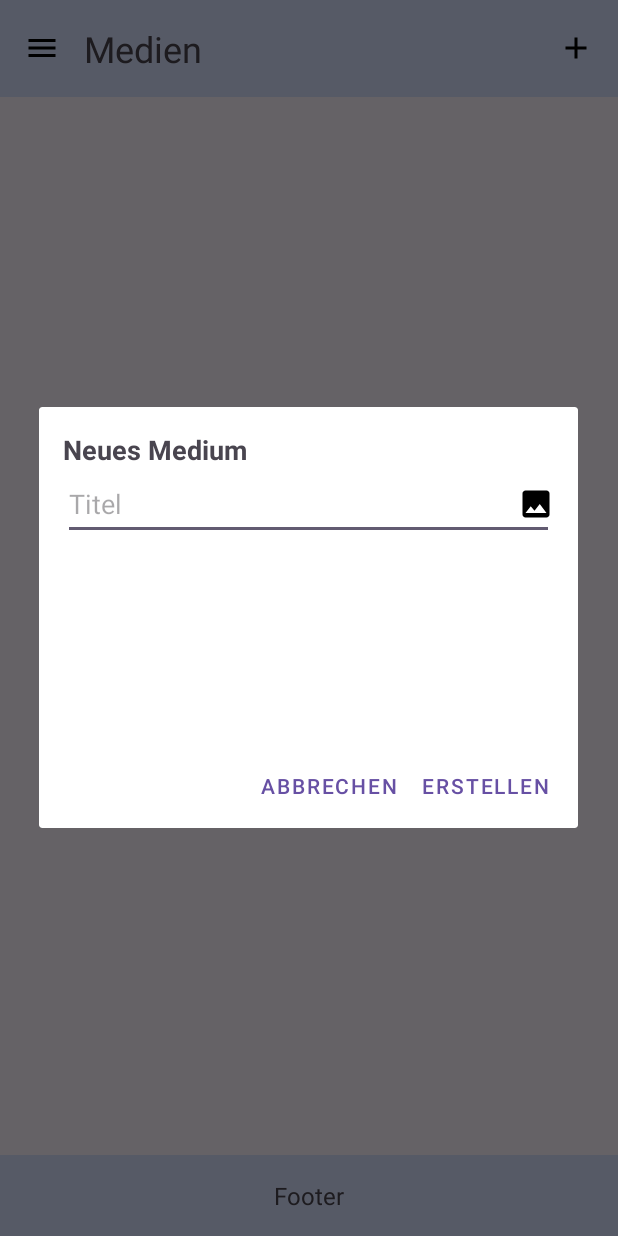
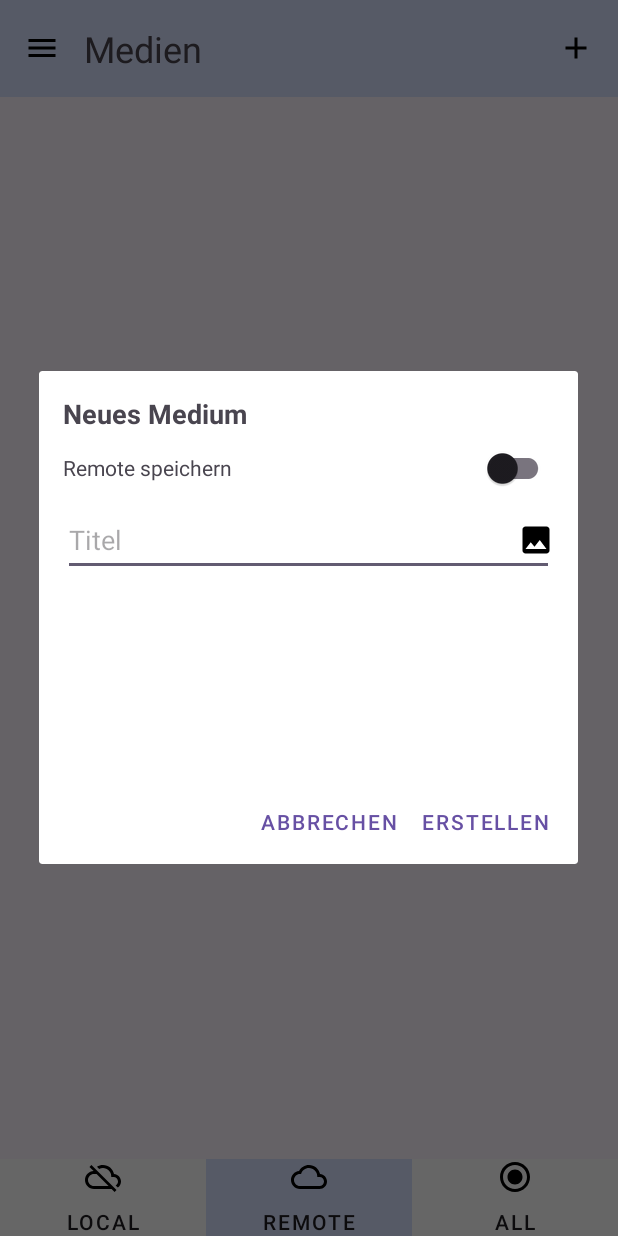
Before and after one commit to mathiseng/mis-java-project, an Android app: the screen it shows after launch (MainActivity), after a tap on an icon or button, on a phone screen of 412 x 824 dp. Run offline under Robolectric (Android 15) with nearby library versions, the phone set to English and light mode, and no system bars; our stand-ins replace Room's generated code, data binding; pictures from the network do not load; 2 other taps on this screen came first.

Commit message:
Implement bottom navigation and filter for cloud and local saved items

```diff
--- a/app/src/main/java/com/example/mis_java_project/MediaItemRepository.java
+++ b/app/src/main/java/com/example/mis_java_project/MediaItemRepository.java
@@ -93,6 +93,8 @@ public class MediaItemRepository {
         });
     }
 
+    private void uploadImageToRemote(){}
+
     // Save URI to internal storage (this method contains the file-related logic)
     private Uri saveFileFromUri(Uri sourceUri) {
         try {
--- /dev/null
+++ b/app/src/main/java/com/example/mis_java_project/data/model/StorageOption.java
@@ -0,0 +1,7 @@
+package com.example.mis_java_project.data.model;
+
+public enum StorageOption {
+    LOCAL,
+    REMOTE,
+    BOTH
+}
--- a/app/src/main/java/com/example/mis_java_project/dialog/DialogViewUiState.java
+++ b/app/src/main/java/com/example/mis_java_project/dialog/DialogViewUiState.java
@@ -14,6 +14,23 @@ public class DialogViewUiState extends BaseObservable {
     private String title;
     private Uri imageUri;
     private MediaItem selectedItem;
+
+
+    private String errorMessage;
+    private Boolean shouldDismiss;
+
+    private Boolean isStoredInCloud;
+
+    public DialogViewUiState(String title, Uri imageUri, MediaItem selectedItem, String errorMessage, Boolean shouldDismiss, Boolean isStoredInCloud) {
+        this.title = title;
+        this.imageUri = imageUri;
+        this.selectedItem = selectedItem;
+        this.errorMessage = errorMessage;
+        this.shouldDismiss = shouldDismiss;
+        this.isStoredInCloud = isStoredInCloud;
+    }
+
+    public static final DialogViewUiState initialUiState = new DialogViewUiState("", null, null, null, false, false);
 
     @Bindable
     public String getErrorMessage() {
@@ -55,19 +72,6 @@ public class DialogViewUiState extends BaseObservable {
         notifyPropertyChanged(BR.title);
     }
 
-    private String errorMessage;
-    private Boolean shouldDismiss;
-
-    public DialogViewUiState(String title, Uri imageUri, MediaItem selectedItem, String errorMessage, Boolean shouldDismiss) {
-        this.title = title;
-        this.imageUri = imageUri;
-        this.selectedItem = selectedItem;
-        this.errorMessage = errorMessage;
-        this.shouldDismiss = shouldDismiss;
-    }
-
-    public static final DialogViewUiState initialUiState = new DialogViewUiState("", null, null, null, false);
-
     public Boolean getShouldDismiss() {
         return shouldDismiss;
     }
@@ -76,7 +80,16 @@ public class DialogViewUiState extends BaseObservable {
         this.shouldDismiss = shouldDismiss;
     }
 
-    public DialogViewUiState copy(@Nullable String title, @Nullable Uri imageUri, @Nullable MediaItem selectedItem, @Nullable String errorMessage, Boolean shouldDismiss) {
-        return new DialogViewUiState(title != null ? title : this.title, imageUri != null ? imageUri : this.imageUri, selectedItem, errorMessage, shouldDismiss);
+    @Bindable
+    public Boolean getIsStoredInCloud() {
+        return isStoredInCloud;
+    }
+
+    public void setIsStoredInCloud(Boolean storedInCloud) {
+        isStoredInCloud = storedInCloud;
+    }
+
+    public DialogViewUiState copy(@Nullable String title, @Nullable Uri imageUri, @Nullable MediaItem selectedItem, @Nullable String errorMessage, Boolean shouldDismiss, @Nullable Boolean isStoredInCloud) {
+        return new DialogViewUiState(title != null ? title : this.title, imageUri != null ? imageUri : this.imageUri, selectedItem, errorMessage, shouldDismiss, isStoredInCloud != null ? isStoredInCloud : this.isStoredInCloud);
     }
 }
--- a/app/src/main/java/com/example/mis_java_project/list/ListViewUiState.java
+++ b/app/src/main/java/com/example/mis_java_project/list/ListViewUiState.java
@@ -3,17 +3,14 @@ package com.example.mis_java_project.list;
 import androidx.annotation.Nullable;
 
 import com.example.mis_java_project.data.model.MediaItem;
+import com.example.mis_java_project.data.model.StorageOption;
 
 import java.util.List;
 
 public record ListViewUiState(List<MediaItem> mediaItemList, MediaItem selectedMediaItem,
-                              Boolean showDialog, Boolean showOptions) {
-    public ListViewUiState copy(@Nullable List<MediaItem> mediaItemList, @Nullable MediaItem selectedMediaItem, @Nullable Boolean showDialog, @Nullable Boolean showOptions) {
-        return new ListViewUiState(
-                mediaItemList != null ? mediaItemList : this.mediaItemList,
-                selectedMediaItem,
-                showDialog != null ? showDialog : this.showDialog,
-                showOptions != null ? showOptions : this.showOptions
-        );
+                              Boolean showDialog, Boolean showOptions,
+                              StorageOption selectedStorageOption) {
+    public ListViewUiState copy(@Nullable List<MediaItem> mediaItemList, @Nullable MediaItem selectedMediaItem, @Nullable Boolean showDialog, @Nullable Boolean showOptions, @Nullable StorageOption selectedStorageOption) {
+        return new ListViewUiState(mediaItemList != null ? mediaItemList : this.mediaItemList, selectedMediaItem, showDialog != null ? showDialog : this.showDialog, showOptions != null ? showOptions : this.showOptions, selectedStorageOption);
     }
 }
--- a/app/src/main/java/com/example/mis_java_project/list/ListViewViewModel.java
+++ b/app/src/main/java/com/example/mis_java_project/list/ListViewViewModel.java
@@ -10,8 +10,11 @@ import androidx.lifecycle.MediatorLiveData;
 import com.example.mis_java_project.MediaItemRepository;
 import com.example.mis_java_project.SharedStateRepository;
 import com.example.mis_java_project.data.model.MediaItem;
+import com.example.mis_java_project.data.model.StorageOption;
 
 import java.util.ArrayList;
+import java.util.List;
+import java.util.stream.Collectors;
 
 public class ListViewViewModel extends AndroidViewModel {
 
@@ -23,26 +26,31 @@ public class ListViewViewModel extends AndroidViewModel {
 
     private final SharedStateRepository sharedStateRepository;
 
+    //to enhance performance we cache them here in viewmodel.
+    private List<MediaItem> completeMediaItemList;
+
     Context context;
 
     public ListViewViewModel(Application application) {
         super(application);
         context = application.getApplicationContext();
-        uiState.setValue(new ListViewUiState(new ArrayList<>(), null, false, false));
+        uiState.setValue(new ListViewUiState(new ArrayList<>(), null, false, false, StorageOption.BOTH));
 
         //Observe MediaItemRepository and merge changes of list
         MediaItemRepository mediaItemRepository = MediaItemRepository.getInstance(application);
         sharedStateRepository = SharedStateRepository.getInstance();
         uiState.addSource(mediaItemRepository.mediaItems, mediaItems -> {
+            completeMediaItemList = mediaItems;
+            var list = filterMediaItems(uiState.getValue().selectedStorageOption(), mediaItems);
             //resets the showDialog automatically if actions to repository happend
-            uiState.setValue(uiState.getValue().copy(mediaItems, null, false, false));
+            uiState.setValue(uiState.getValue().copy(list, null, false, false, uiState.getValue().selectedStorageOption()));
             sharedStateRepository.onChangeSelectedMediaItem(null);
         });
 
         uiState.addSource(sharedStateRepository.selectedItem, mediaItem -> {
             //if a mediaItem is deselected we should deselect it in this viewModel
             if (mediaItem == null) {
-                uiState.setValue(uiState.getValue().copy(null, null, false, false));
+                uiState.setValue(uiState.getValue().copy(null, null, false, false, uiState.getValue().selectedStorageOption()));
             }
         });
 
@@ -51,27 +59,57 @@ public class ListViewViewModel extends AndroidViewModel {
     public void onEditItem(MediaItem mediaItem) {
         sharedStateRepository.onChangeSelectedMediaItem(mediaItem);
         sharedStateRepository.setResetStateOnClose(true);
-        uiState.setValue(uiState.getValue().copy(null, mediaItem, true, false));
+        uiState.setValue(uiState.getValue().copy(null, mediaItem, true, false, uiState.getValue().selectedStorageOption()));
 
     }
 
     public void onSelectItem(MediaItem mediaItem) {
         sharedStateRepository.setResetStateOnClose(false);
         sharedStateRepository.onChangeSelectedMediaItem(mediaItem);
-        uiState.setValue(uiState.getValue().copy(null, mediaItem, false, false));
+        uiState.setValue(uiState.getValue().copy(null, mediaItem, false, false, uiState.getValue().selectedStorageOption()));
     }
 
     public void onAddIconClicked() {
         if (uiState.getValue() != null) {
             sharedStateRepository.setResetStateOnClose(true);
-            uiState.setValue(uiState.getValue().copy(null, null, true, null));
+            uiState.setValue(uiState.getValue().copy(null, null, true, null, uiState.getValue().selectedStorageOption()));
         }
     }
 
     public void onOptionsIconClicked(MediaItem mediaItem) {
         sharedStateRepository.onChangeSelectedMediaItem(mediaItem);
         sharedStateRepository.setResetStateOnClose(true);
-        uiState.setValue(uiState.getValue().copy(null, mediaItem, false, true));
+        uiState.setValue(uiState.getValue().copy(null, mediaItem, false, true, uiState.getValue().selectedStorageOption()));
 
     }
+
+    public void onChangeSelectedStorageOption(StorageOption storageOption) {
+        var newList = filterMediaItems(storageOption, completeMediaItemList);
+        uiState.setValue(uiState.getValue().copy(newList, null, false, false, storageOption));
+    }
+
+    private List<MediaItem> filterMediaItems(StorageOption selectedOption, List<MediaItem> mediaItems) {
+//        if (mediaItems == null) {
+//            filteredMediaItems.setValue(Collections.emptyList());
+//            return;
+//        }
+
+        List<MediaItem> filteredList = mediaItems.stream()
+                .filter(mediaItem -> {
+                    switch (selectedOption) {
+                        case LOCAL:
+                            return mediaItem.getStorageOption() == StorageOption.LOCAL;
+                        case REMOTE:
+                            return mediaItem.getStorageOption() == StorageOption.REMOTE;
+                        case BOTH:
+                            return true;  // Zeige alle Items
+                        default:
+                            return true;
+                    }
+                })
+                .collect(Collectors.toList());
+
+        return filteredList;
+    }
+
 }
--- a/app/src/main/java/com/example/mis_java_project/list/MainActivity.java
+++ b/app/src/main/java/com/example/mis_java_project/list/MainActivity.java
@@ -44,6 +44,7 @@ public class MainActivity extends AppCompatActivity {
 
         //Observe ListView UiState changes
         mediaItemViewModel.uiState().observe(this, listViewUiState -> {
+            binding.setSelectedStorageOption(listViewUiState.selectedStorageOption());
             adapter.setMediaItems(listViewUiState.mediaItemList());
             if (listViewUiState.showDialog()) {
                 showMediaItemDialog();
--- /dev/null
+++ b/app/src/main/res/drawable/ic_both_storage.xml
@@ -0,0 +1,5 @@
+<vector xmlns:android="http://schemas.android.com/apk/res/android" android:height="24dp" android:tint="#000000" android:viewportHeight="24" android:viewportWidth="24" android:width="24dp">
+
+    <path android:fillColor="@android:color/white" android:pathData="M12,7c-2.76,0 -5,2.24 -5,5s2.24,5 5,5 5,-2.24 5,-5 -2.24,-5 -5,-5zM12,2C6.48,2 2,6.48 2,12s4.48,10 10,10 10,-4.48 10,-10S17.52,2 12,2zM12,20c-4.42,0 -8,-3.58 -8,-8s3.58,-8 8,-8 8,3.58 8,8 -3.58,8 -8,8z"/>
+
+</vector>
--- /dev/null
+++ b/app/src/main/res/drawable/ic_local_storage.xml
@@ -0,0 +1,5 @@
+<vector xmlns:android="http://schemas.android.com/apk/res/android" android:height="24dp" android:tint="#000000" android:viewportHeight="24" android:viewportWidth="24" android:width="24dp">
+
+    <path android:fillColor="@android:color/white" android:pathData="M19.35,10.04C18.67,6.59 15.64,4 12,4c-1.48,0 -2.85,0.43 -4.01,1.17l1.46,1.46C10.21,6.23 11.08,6 12,6c3.04,0 5.5,2.46 5.5,5.5v0.5H19c1.66,0 3,1.34 3,3 0,1.13 -0.64,2.11 -1.56,2.62l1.45,1.45C23.16,18.16 24,16.68 24,15c0,-2.64 -2.05,-4.78 -4.65,-4.96zM3,5.27l2.75,2.74C2.56,8.15 0,10.77 0,14c0,3.31 2.69,6 6,6h11.73l2,2L21,20.73 4.27,4 3,5.27zM7.73,10l8,8H6c-2.21,0 -4,-1.79 -4,-4s1.79,-4 4,-4h1.73z"/>
+
+</vector>
--- /dev/null
+++ b/app/src/main/res/drawable/ic_remote_storage.xml
@@ -0,0 +1,5 @@
+<vector xmlns:android="http://schemas.android.com/apk/res/android" android:height="24dp" android:tint="#000000" android:viewportHeight="24" android:viewportWidth="24" android:width="24dp">
+
+    <path android:fillColor="@android:color/white" android:pathData="M19.35,10.04C18.67,6.59 15.64,4 12,4 9.11,4 6.6,5.64 5.35,8.04 2.34,8.36 0,10.91 0,14c0,3.31 2.69,6 6,6h13c2.76,0 5,-2.24 5,-5 0,-2.64 -2.05,-4.78 -4.65,-4.96zM19,18H6c-2.21,0 -4,-1.79 -4,-4s1.79,-4 4,-4h0.71C7.37,7.69 9.48,6 12,6c3.04,0 5.5,2.46 5.5,5.5v0.5H19c1.66,0 3,1.34 3,3s-1.34,3 -3,3z"/>
+
+</vector>
--- a/app/src/main/res/layout/activity_main.xml
+++ b/app/src/main/res/layout/activity_main.xml
@@ -3,9 +3,15 @@
 
     <data>
 
+        <import type="com.example.mis_java_project.data.model.StorageOption" />
+
         <variable
             name="viewModel"
             type="com.example.mis_java_project.list.ListViewViewModel" />
+
+        <variable
+            name="selectedStorageOption"
+            type="com.example.mis_java_project.data.model.StorageOption" />
     </data>
 
     <LinearLayout
@@ -52,18 +58,91 @@
             android:clipToPadding="false"
             android:padding="8dp" />
 
+
         <LinearLayout
             android:layout_width="match_parent"
             android:layout_height="wrap_content"
-            android:background="@color/material_dynamic_primary90"
             android:gravity="center"
-            android:padding="16dp">
+            android:orientation="horizontal">
 
-            <TextView
-                android:layout_width="wrap_content"
+            <!-- Box for Local -->
+            <LinearLayout
+                android:id="@+id/box_local"
+                android:layout_width="0dp"
                 android:layout_height="wrap_content"
-                android:text="Footer"
-                android:textSize="16sp" />
+                android:layout_weight="1"
+                android:background="@{selectedStorageOption == StorageOption.LOCAL ? @color/material_dynamic_primary90:@color/white}"
+                android:clickable="true"
+                android:focusable="true"
+                android:gravity="center"
+                android:onClick="@{view -> viewModel.onChangeSelectedStorageOption(StorageOption.LOCAL)}"
+                android:orientation="vertical">
+
+                <ImageView
+                    android:layout_width="24dp"
+                    android:layout_height="24dp"
+                    android:src="@drawable/ic_local_storage" />
+
+                <TextView
+                    android:layout_width="wrap_content"
+                    android:layout_height="wrap_content"
+                    android:layout_marginTop="8dp"
+                    android:text="Local"
+                    android:textAppearance="?attr/textAppearanceButton" />
+            </LinearLayout>
+
+            <!-- Box for Remote -->
+            <LinearLayout
+                android:id="@+id/box_remote"
+                android:layout_width="0dp"
+                android:layout_height="wrap_content"
+                android:layout_weight="1"
+                android:background="@{selectedStorageOption == StorageOption.REMOTE ? @color/material_dynamic_primary90:@color/white}"
+                android:clickable="true"
+                android:focusable="true"
+                android:gravity="center"
+                android:onClick="@{view -> viewModel.onChangeSelectedStorageOption(StorageOption.REMOTE)}"
+                android:orientation="vertical">
+
+                <ImageView
+                    android:layout_width="24dp"
+                    android:layout_height="24dp"
+                    android:src="@drawable/ic_remote_storage" />
+
+                <TextView
+                    android:layout_width="wrap_content"
+                    android:layout_height="wrap_content"
+                    android:layout_marginTop="8dp"
+                    android:text="Remote"
+                    android:textAppearance="?attr/textAppearanceButton" />
+            </LinearLayout>
+
+            <!-- Box for Both -->
+            <LinearLayout
+                android:id="@+id/box_both"
+                android:layout_width="0dp"
+                android:layout_height="wrap_content"
+                android:layout_weight="1"
+                android:background="@{selectedStorageOption == StorageOption.BOTH ? @color/material_dynamic_primary90:@color/white}"
+                android:clickable="true"
+                android:focusable="true"
+                android:gravity="center"
+                android:onClick="@{view -> viewModel.onChangeSelectedStorageOption(StorageOption.BOTH)}"
+                android:orientation="vertical">
+
+                <ImageView
+                    android:layout_width="24dp"
+                    android:layout_height="24dp"
+                    android:src="@drawable/ic_both_storage" />
+
+                <TextView
+                    android:layout_width="wrap_content"
+                    android:layout_height="wrap_content"
+                    android:layout_marginTop="8dp"
+                    android:text="All"
+                    android:textAppearance="?attr/textAppearanceButton" />
+            </LinearLayout>
         </LinearLayout>
+
     </LinearLayout>
 </layout>
--- a/app/src/main/res/layout/dialog_media_item.xml
+++ b/app/src/main/res/layout/dialog_media_item.xml
@@ -1,6 +1,8 @@
 <layout xmlns:android="http://schemas.android.com/apk/res/android">
 
     <data>
+
+        <import type="android.view.View" />
 
         <variable
             name="uiState"
@@ -21,6 +23,27 @@
             android:text="@{uiState.selectedItem == null ? `Neues Medium` : `Medium editieren`}"
             android:textSize="18sp"
             android:textStyle="bold" />
+
+
+        <LinearLayout
+            android:layout_width="match_parent"
+            android:layout_height="wrap_content"
+            android:orientation="horizontal"
+            android:visibility="@{uiState.selectedItem == null ? View.VISIBLE:View.GONE}">
+
+            <TextView
+                android:layout_width="wrap_content"
+                android:layout_height="wrap_content"
+                android:layout_weight="1.0"
+                android:gravity="start"
+                android:text="Remote speichern" />
+
+            <androidx.appcompat.widget.SwitchCompat
+                android:id="@+id/switch_storage_option"
+                android:layout_width="wrap_content"
+                android:layout_height="wrap_content"
+                android:checked="@={uiState.isStoredInCloud}" />
+        </LinearLayout>
 
         <RelativeLayout
             android:layout_width="match_parent"
```
Also changed, not shown: app/src/main/java/com/example/mis_java_project/data/model/MediaItem.java (+13 -1 lines), app/src/main/java/com/example/mis_java_project/dialog/DialogViewViewModel.java (+15 -10 lines), app/src/main/res/layout/list_item.xml (+13 -3 lines).
